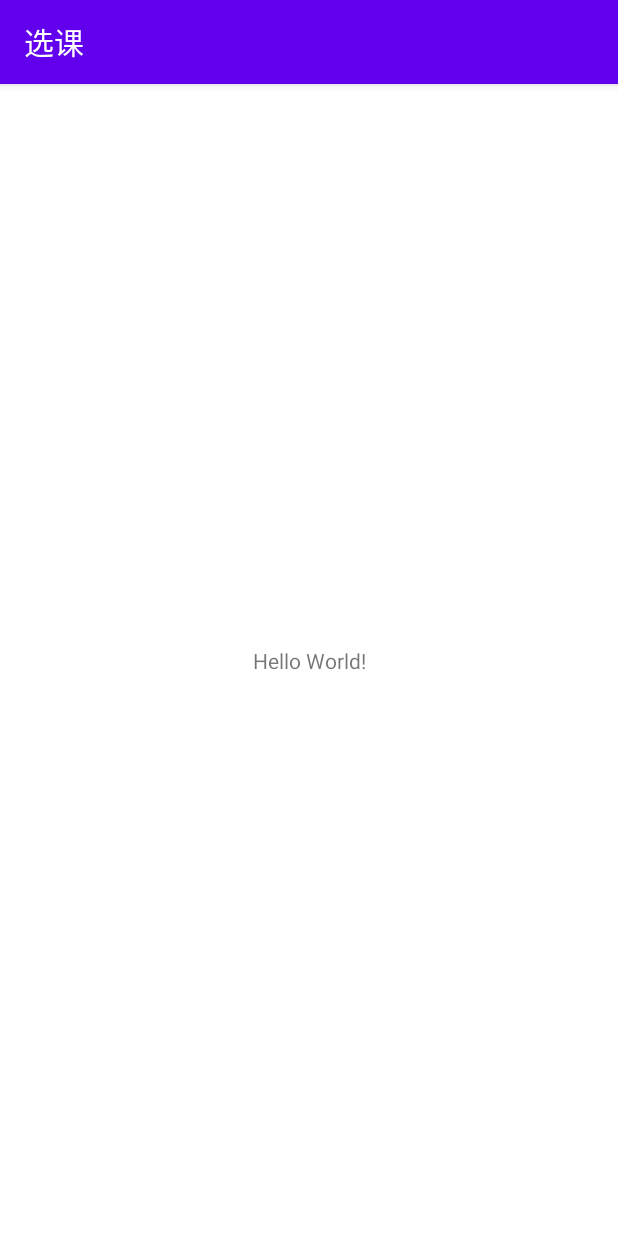
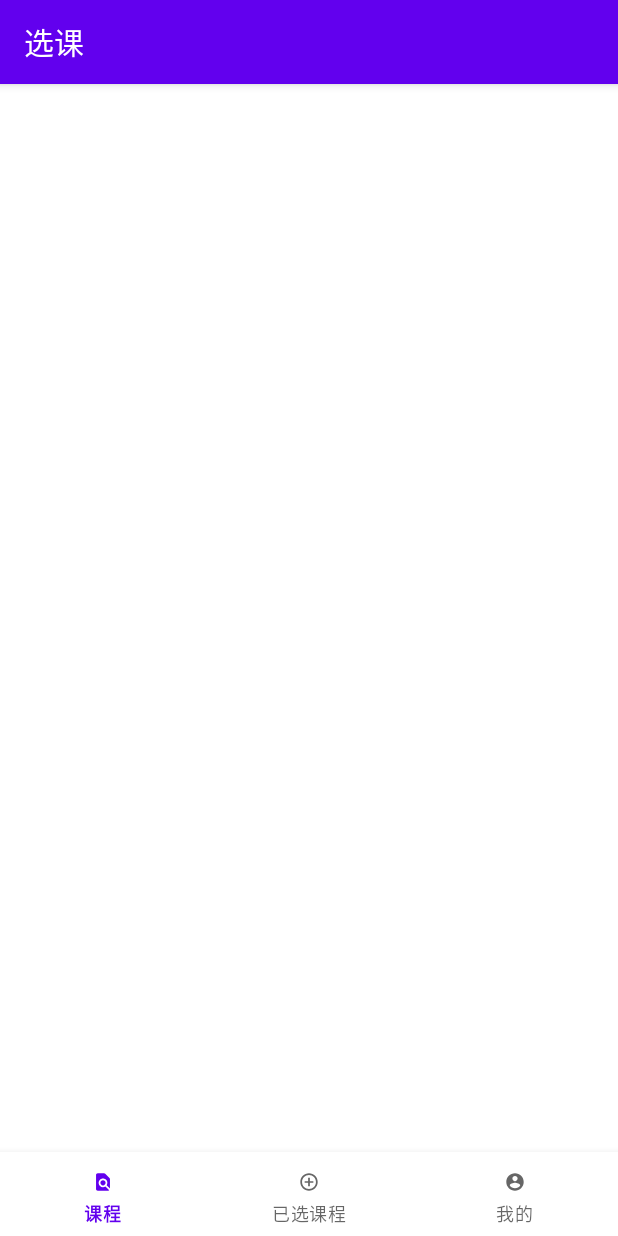
Before and after one commit to combofish/select-subject-android, an Android app: the MainActivity screen opened directly, with no data from a screen before it, on a phone screen of 412 x 824 dp. Run offline under Robolectric (Android 15) with nearby library versions, the phone set to English and light mode, and no system bars; 1 statement that could not run was skipped.

Commit message:
Set three bottom navigation for this app.

```diff
--- /dev/null
+++ b/app/src/main/res/drawable/title_account_foreground.xml
@@ -0,0 +1,15 @@
+<vector xmlns:android="http://schemas.android.com/apk/res/android"
+    android:width="108dp"
+    android:height="108dp"
+    android:viewportWidth="108"
+    android:viewportHeight="108"
+    android:tint="#000000">
+  <group android:scaleX="2.61"
+      android:scaleY="2.61"
+      android:translateX="22.68"
+      android:translateY="22.68">
+    <path
+        android:fillColor="@android:color/white"
+        android:pathData="M12,2C6.48,2 2,6.48 2,12s4.48,10 10,10 10,-4.48 10,-10S17.52,2 12,2zM12,5c1.66,0 3,1.34 3,3s-1.34,3 -3,3 -3,-1.34 -3,-3 1.34,-3 3,-3zM12,19.2c-2.5,0 -4.71,-1.28 -6,-3.22 0.03,-1.99 4,-3.08 6,-3.08 1.99,0 5.97,1.09 6,3.08 -1.29,1.94 -3.5,3.22 -6,3.22z"/>
+  </group>
+</vector>
--- /dev/null
+++ b/app/src/main/res/drawable/title_all_course_foreground.xml
@@ -0,0 +1,15 @@
+<vector xmlns:android="http://schemas.android.com/apk/res/android"
+    android:width="108dp"
+    android:height="108dp"
+    android:viewportWidth="108"
+    android:viewportHeight="108"
+    android:tint="#000000">
+  <group android:scaleX="2.61"
+      android:scaleY="2.61"
+      android:translateX="22.68"
+      android:translateY="22.68">
+    <path
+        android:fillColor="@android:color/white"
+        android:pathData="M20,19.59V8.83c0,-0.53 -0.21,-1.04 -0.59,-1.41l-4.83,-4.83c-0.37,-0.38 -0.88,-0.59 -1.41,-0.59H6c-1.1,0 -1.99,0.9 -1.99,2L4,20c0,1.1 0.89,2 1.99,2H18c0.45,0 0.85,-0.15 1.19,-0.4l-4.43,-4.43c-0.86,0.56 -1.89,0.88 -3,0.82 -2.37,-0.11 -4.4,-1.96 -4.72,-4.31 -0.44,-3.35 2.45,-6.18 5.83,-5.61 1.95,0.33 3.57,1.85 4,3.78 0.33,1.46 0.01,2.82 -0.7,3.9L20,19.59zM9,13c0,1.66 1.34,3 3,3s3,-1.34 3,-3 -1.34,-3 -3,-3 -3,1.34 -3,3z"/>
+  </group>
+</vector>
--- /dev/null
+++ b/app/src/main/res/drawable/title_select_course_foreground.xml
@@ -0,0 +1,15 @@
+<vector xmlns:android="http://schemas.android.com/apk/res/android"
+    android:width="108dp"
+    android:height="108dp"
+    android:viewportWidth="108"
+    android:viewportHeight="108"
+    android:tint="#000000">
+  <group android:scaleX="2.61"
+      android:scaleY="2.61"
+      android:translateX="22.68"
+      android:translateY="22.68">
+    <path
+        android:fillColor="@android:color/white"
+        android:pathData="M13,7h-2v4L7,11v2h4v4h2v-4h4v-2h-4L13,7zM12,2C6.48,2 2,6.48 2,12s4.48,10 10,10 10,-4.48 10,-10S17.52,2 12,2zM12,20c-4.41,0 -8,-3.59 -8,-8s3.59,-8 8,-8 8,3.59 8,8 -3.59,8 -8,8z"/>
+  </group>
+</vector>
--- a/app/src/main/res/layout/activity_main.xml
+++ b/app/src/main/res/layout/activity_main.xml
@@ -1,18 +1,23 @@
 <?xml version="1.0" encoding="utf-8"?>
-<androidx.constraintlayout.widget.ConstraintLayout xmlns:android="http://schemas.android.com/apk/res/android"
+<RelativeLayout xmlns:android="http://schemas.android.com/apk/res/android"
     xmlns:app="http://schemas.android.com/apk/res-auto"
     xmlns:tools="http://schemas.android.com/tools"
     android:layout_width="match_parent"
     android:layout_height="match_parent"
+    android:orientation="vertical"
     tools:context=".MainActivity">
 
-    <TextView
-        android:layout_width="wrap_content"
+    <FrameLayout
+        android:id="@+id/fragment_use"
+        android:layout_width="match_parent"
+        android:layout_height="match_parent"
+        android:layout_above="@+id/bottom_nav" />
+
+    <com.google.android.material.bottomnavigation.BottomNavigationView
+        android:id="@+id/bottom_nav"
+        android:layout_width="match_parent"
         android:layout_height="wrap_content"
-        android:text="Hello World!"
-        app:layout_constraintBottom_toBottomOf="parent"
-        app:layout_constraintLeft_toLeftOf="parent"
-        app:layout_constraintRight_toRightOf="parent"
-        app:layout_constraintTop_toTopOf="parent" />
+        android:layout_alignParentBottom="true"
+        app:menu="@menu/bottom_nav_menu" />
 
-</androidx.constraintlayout.widget.ConstraintLayout>
+</RelativeLayout>
--- /dev/null
+++ b/app/src/main/res/menu/bottom_nav_menu.xml
@@ -0,0 +1,17 @@
+<?xml version="1.0" encoding="utf-8"?>
+<menu xmlns:android="http://schemas.android.com/apk/res/android">
+
+    <item
+        android:id="@+id/navigation_item1"
+        android:icon="@drawable/title_all_course_foreground"
+        android:title="@string/title_course" />
+    <item
+        android:id="@+id/navigation_item2"
+        android:icon="@drawable/title_select_course_foreground"
+        android:title="@string/title_selected_courses" />
+    <item
+        android:id="@+id/navigation_item3"
+        android:icon="@drawable/title_account_foreground"
+        android:title="@string/title_me" />
+
+</menu>
--- a/app/src/main/res/values/strings.xml
+++ b/app/src/main/res/values/strings.xml
@@ -23,4 +23,7 @@
     <string name="teacher">教师</string>
     <string name="availableAmount">余量</string>
     <string name="selectCourse">确认选课</string>
+    <string name="title_course">课程</string>
+    <string name="title_me">我的</string>
+    <string name="title_selected_courses">已选课程</string>
 </resources>
```
Also changed, not shown: app/src/main/res/drawable/title_account_background.xml (added, +74 -0 lines), app/src/main/res/drawable/title_all_course_background.xml (added, +74 -0 lines), app/src/main/res/drawable/title_select_course_background.xml (added, +74 -0 lines), 1 other file.
